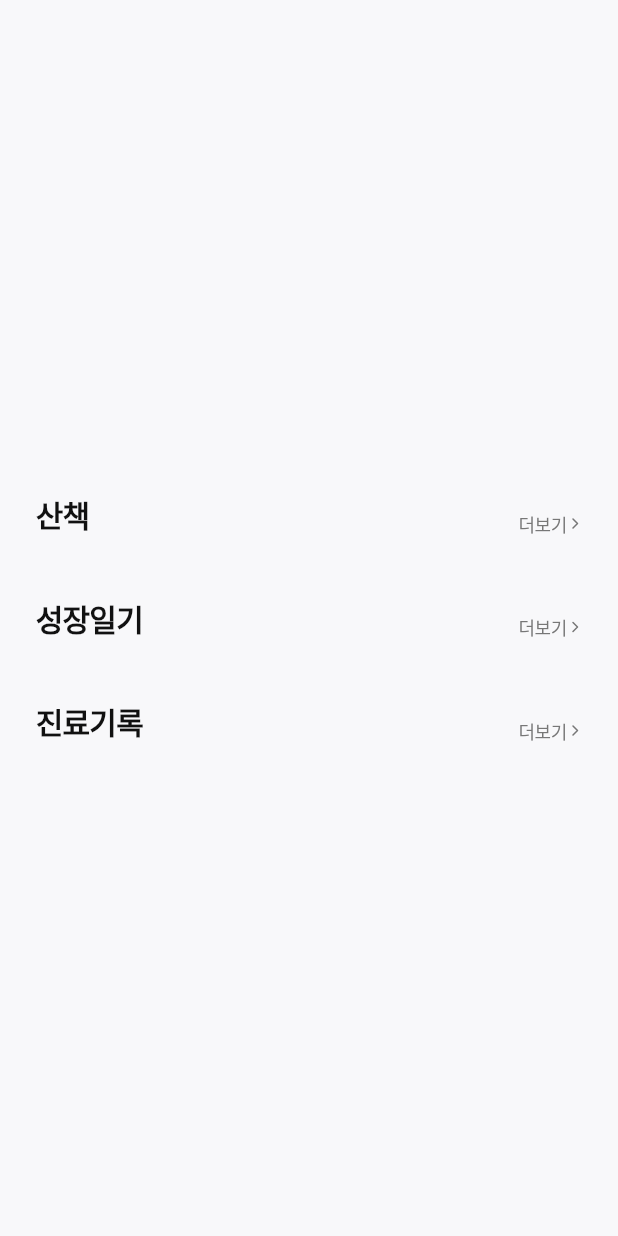
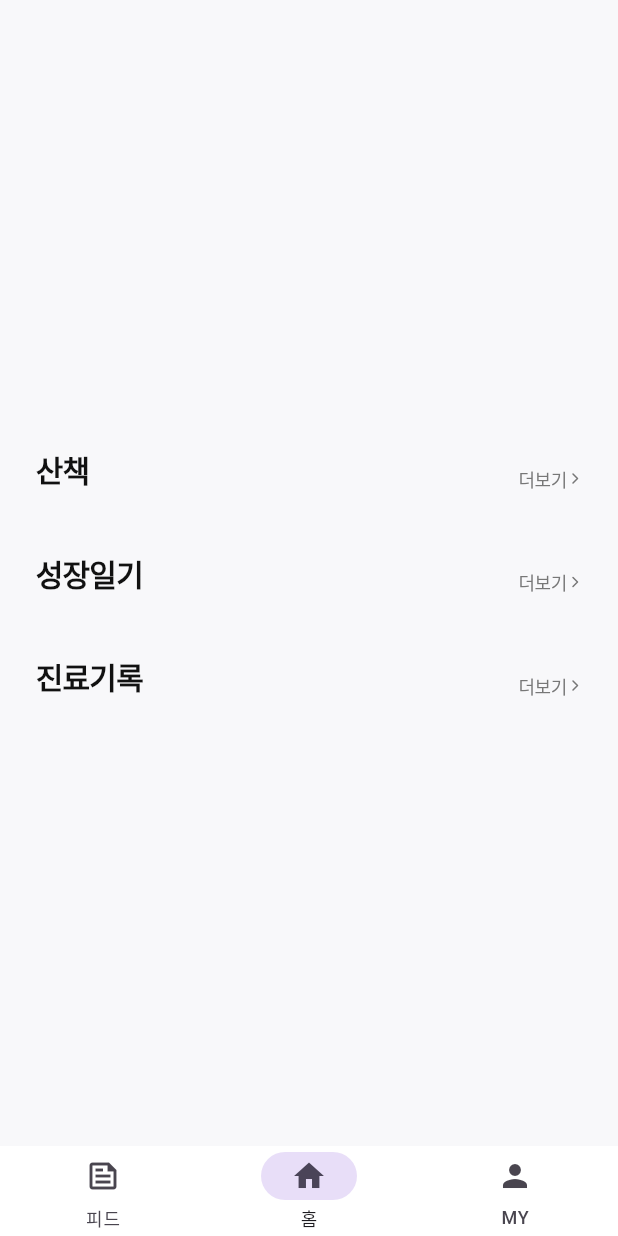
Before and after one commit to zzikbu/petdays, a Flutter app: the screen it shows after launch, on a phone screen of 412 x 824 dp. Run offline on Flutter 3.47's test engine with Material 3 defaults, Android fonts, the light colour scheme and no system bars; our stand-ins replace flutter_svg; Roboto replaces fonts that are missing (Pretendard).

Commit message:
feat: bottomNavigationBar 구현

```diff
--- a/lib/main.dart
+++ b/lib/main.dart
@@ -1,6 +1,7 @@
 import 'package:flutter/material.dart';
-import 'package:pet_log/sign_in/sign_in_page.dart';
-import 'package:pet_log/sign_up/sign_up_nickname_page.dart';
+import 'package:pet_log/feed/feed_home_page.dart';
+import 'package:pet_log/mypage/mypage_page.dart';
+import 'package:pet_log/pallete.dart';
 
 import 'home/home_page.dart';
 
@@ -8,8 +9,15 @@ void main() {
   runApp(const MyApp());
 }
 
-class MyApp extends StatelessWidget {
+class MyApp extends StatefulWidget {
   const MyApp({super.key});
+
+  @override
+  State<MyApp> createState() => _MyAppState();
+}
+
+class _MyAppState extends State<MyApp> {
+  int currentIndex = 1;
 
   @override
   Widget build(BuildContext context) {
@@ -18,9 +26,33 @@ class MyApp extends StatelessWidget {
       theme: ThemeData(
         useMaterial3: true,
       ),
-      home: const Scaffold(
+      home: Scaffold(
         resizeToAvoidBottomInset: false,
-        body: HomePage(),
+        body: IndexedStack(
+          index: currentIndex, // index 순서에 해당하는 child를 맨 위에 보여줌
+          children: [
+            FeedHomePage(),
+            HomePage(),
+            MypagePage(),
+          ],
+        ),
+        bottomNavigationBar: NavigationBar(
+          height: 60,
+          backgroundColor: Pallete.white,
+          selectedIndex: currentIndex, // 현재 보여주는 탭
+          onDestinationSelected: (newIndex) {
+            print("selected newIndex : $newIndex");
+            // 다른 페이지로 이동
+            setState(() {
+              currentIndex = newIndex;
+            });
+          },
+          destinations: [
+            NavigationDestination(icon: Icon(Icons.feed_outlined), label: "피드"),
+            NavigationDestination(icon: Icon(Icons.home), label: "홈"),
+            NavigationDestination(icon: Icon(Icons.person), label: "MY"),
+          ],
+        ),
       ),
     );
   }
```
Also changed, not shown: lib/diary/diary_home_page.dart (+5 -2 lines), lib/feed/feed_home_page.dart (added, +12 -0 lines), lib/home/home_page.dart (+148 -0 lines), lib/mypage/mypage_page.dart (added, +12 -0 lines).
